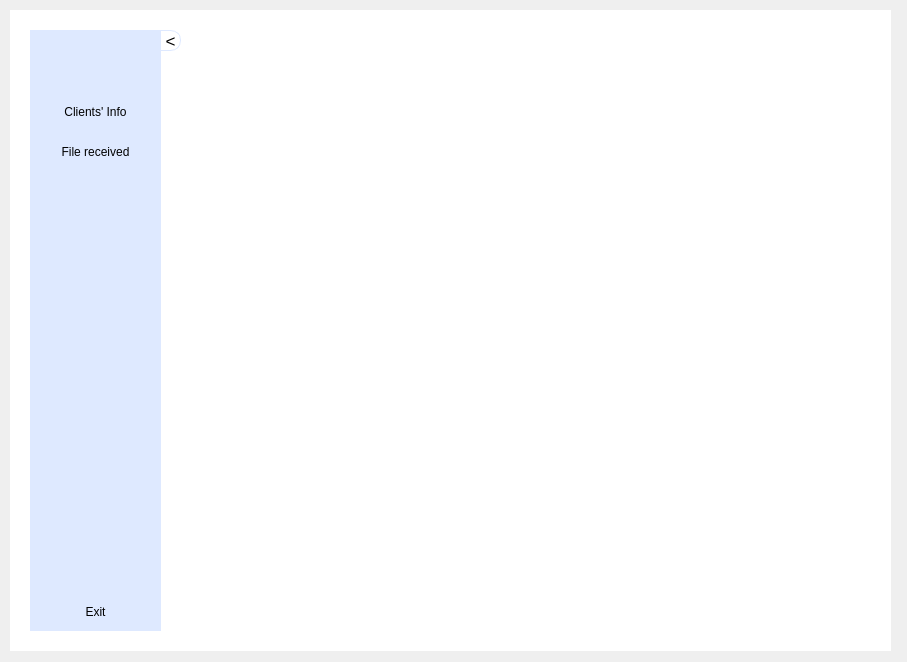
This is server.ui in tvie20/Course_Socket_Programming as Qt 5 draws it before an edit. The edited form follows.
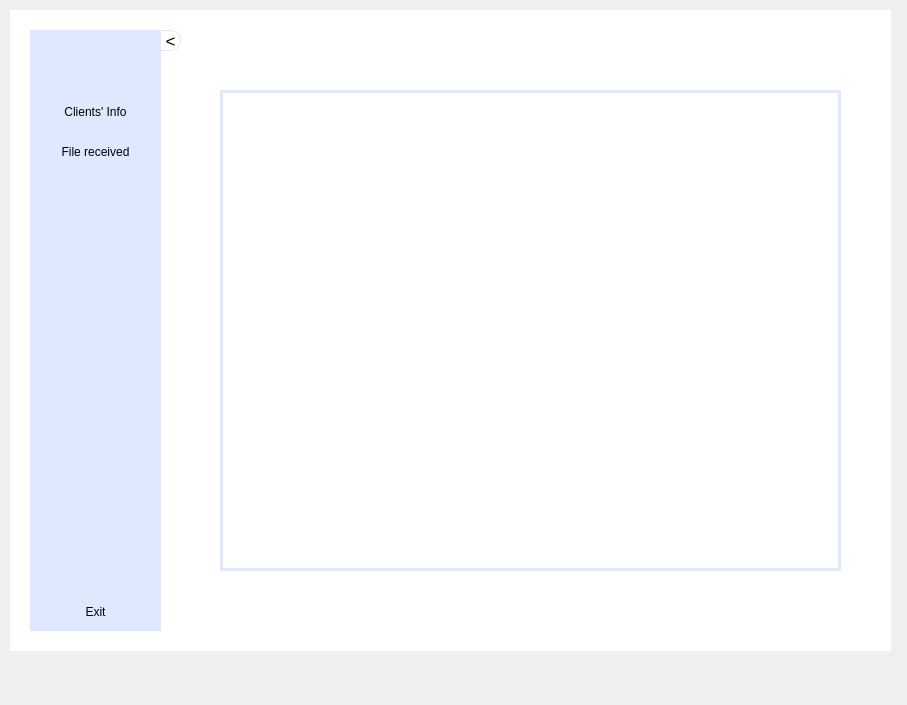
This is the edited form. Icons and pictures are not drawn.

Patch:
```diff
--- a/server.ui
+++ b/server.ui
@@ -7,12 +7,15 @@
     <x>0</x>
     <y>0</y>
     <width>907</width>
-    <height>662</height>
+    <height>705</height>
    </rect>
   </property>
   <property name="windowTitle">
    <string>Form</string>
   </property>
+  <property name="autoFillBackground">
+   <bool>true</bool>
+  </property>
   <widget class="QWidget" name="space" native="true">
    <property name="geometry">
     <rect>
@@ -407,6 +410,22 @@
      <bool>true</bool>
     </property>
    </widget>
+   <widget class="QTextEdit" name="textEdit_2">
+    <property name="geometry">
+     <rect>
+      <x>210</x>
+      <y>80</y>
+      <width>621</width>
+      <height>481</height>
+     </rect>
+    </property>
+    <property name="styleSheet">
+     <string notr="true">color: rgb(0, 0, 0);
+font: 10pt &quot;Nunito Medium&quot;;
+border : 3px solid rgb(222, 233, 255);
+background-color: rgb(255, 255, 255);</string>
+    </property>
+   </widget>
    <zorder>expand</zorder>
    <zorder>Symbol_column</zorder>
    <zorder>Info_column</zorder>
```
Left out of the diff: 1 changed line with no effect on the pictures.
